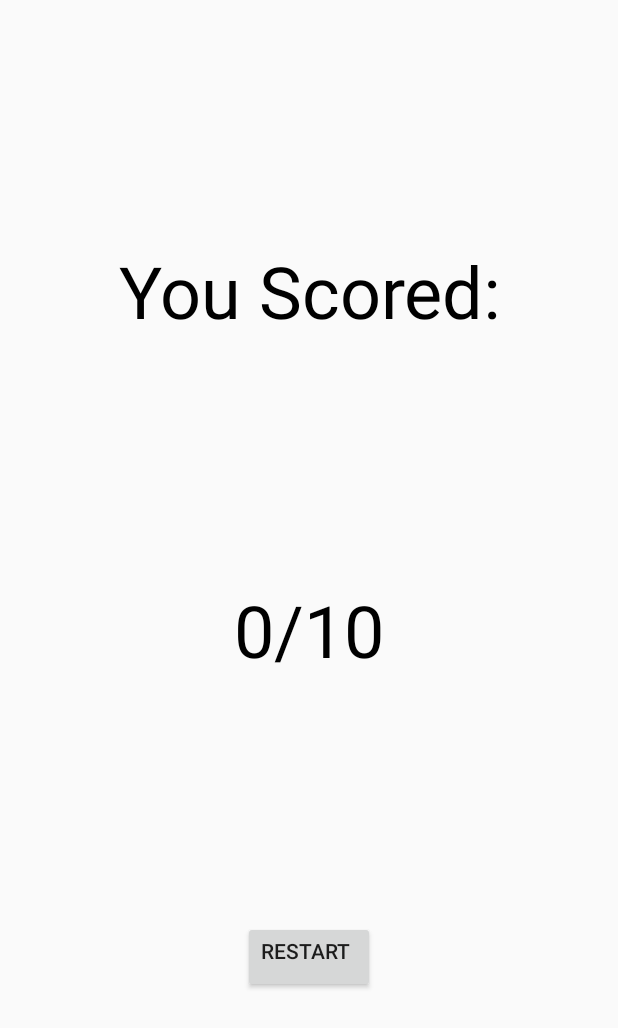
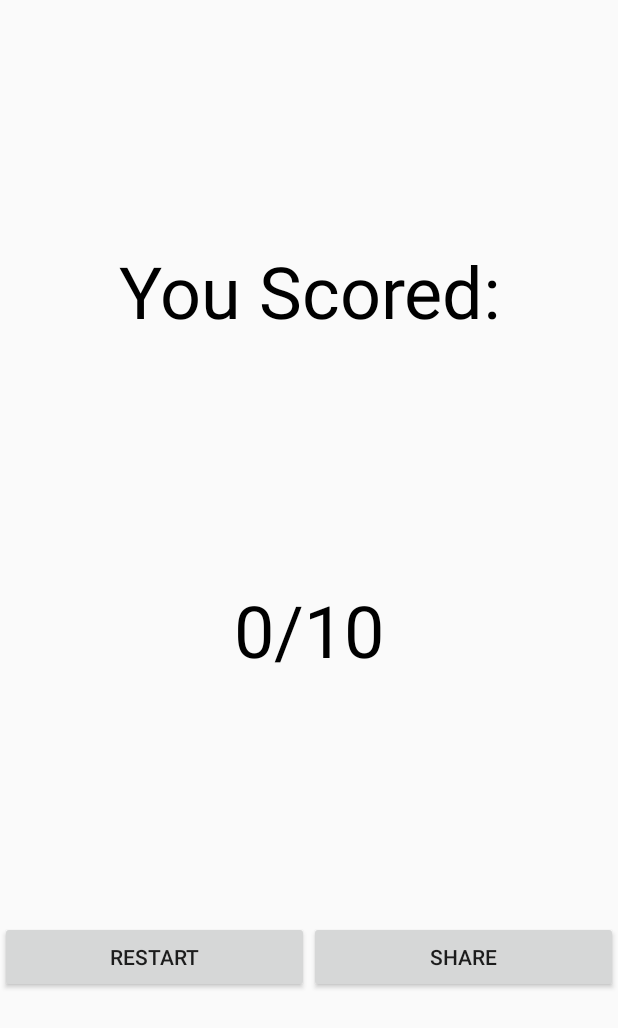
Before and after one commit to shreyashag/QuizApp, an Android app: the ScoreActivity screen opened directly, with no data from a screen before it, on a phone screen of 412 x 824 dp. Shown: the top 1028 px of the screen. Run offline under Robolectric (Android 15) with nearby library versions, the phone set to English and light mode, and no system bars; network calls fail.

Commit message:
Fixed vibration lengths, added Share Screenshot feature

```diff
--- a/app/src/main/AndroidManifest.xml
+++ b/app/src/main/AndroidManifest.xml
@@ -4,6 +4,8 @@
 
     <uses-permission android:name="android.permission.INTERNET" />
     <uses-permission android:name="android.permission.VIBRATE"/>
+    <uses-permission android:name="android.permission.WRITE_EXTERNAL_STORAGE"/>
+
 
     <application
         android:allowBackup="true"
--- a/app/src/main/res/layout/activity_score.xml
+++ b/app/src/main/res/layout/activity_score.xml
@@ -37,16 +37,29 @@
                 tools:layout_editor_absoluteX="8dp"
                 android:layout_weight="2"/>
 
+            <LinearLayout
+                android:layout_width="match_parent"
+                android:layout_height="wrap_content"
+                android:layout_weight="1"
+                android:orientation="horizontal"
+                android:weightSum="4">
+
                 <Button
-            android:gravity="top"
-            android:layout_gravity="center_horizontal"
                     android:id="@+id/restartButton"
                     android:layout_width="wrap_content"
                     android:layout_height="wrap_content"
                     android:text="Restart"
-            tools:layout_editor_absoluteY="0dp"
-            tools:layout_editor_absoluteX="8dp"
+                    android:layout_weight="2"
                     />
+
+                <Button
+                    android:layout_weight="2"
+                    android:id="@+id/shareButton"
+                    android:layout_width="wrap_content"
+                    android:layout_height="wrap_content"
+                    android:text="Share"
+                    />
+            </LinearLayout>
         </LinearLayout>
 
 
```
Also changed, not shown: app/src/main/java/in/shreyashagarwal/userinput_3_quizapp/QuizActivity.java (+5 -3 lines), app/src/main/java/in/shreyashagarwal/userinput_3_quizapp/ScoreActivity.java (+121 -0 lines). Lines whose indentation alone changed are shown as unchanged.
